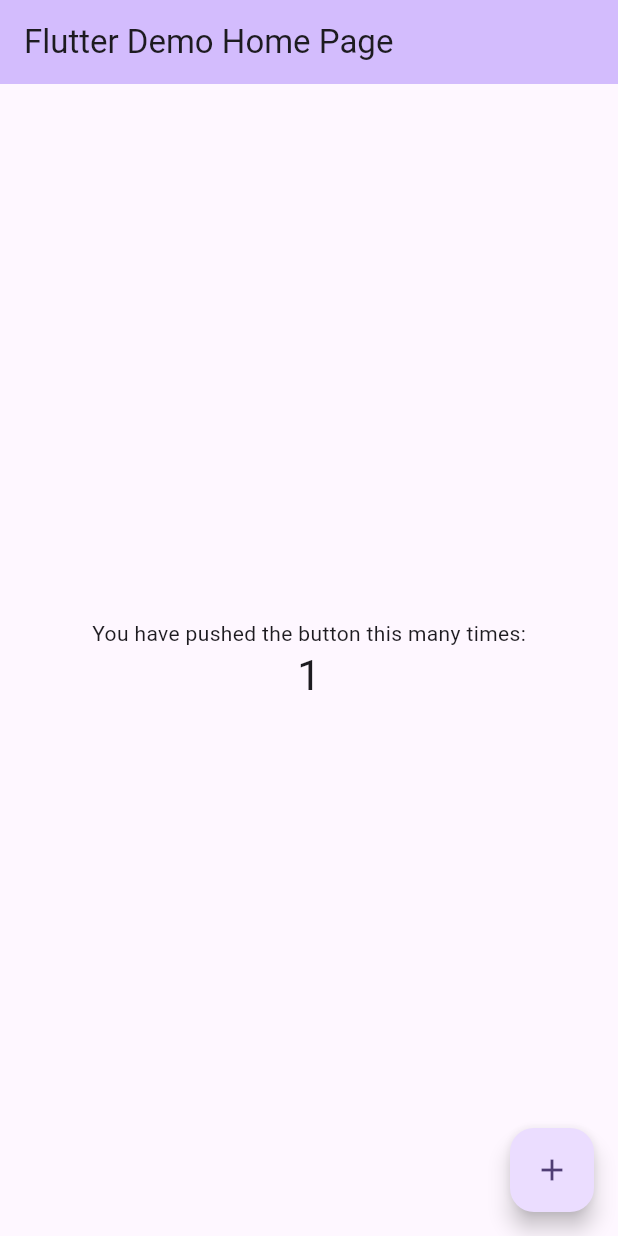
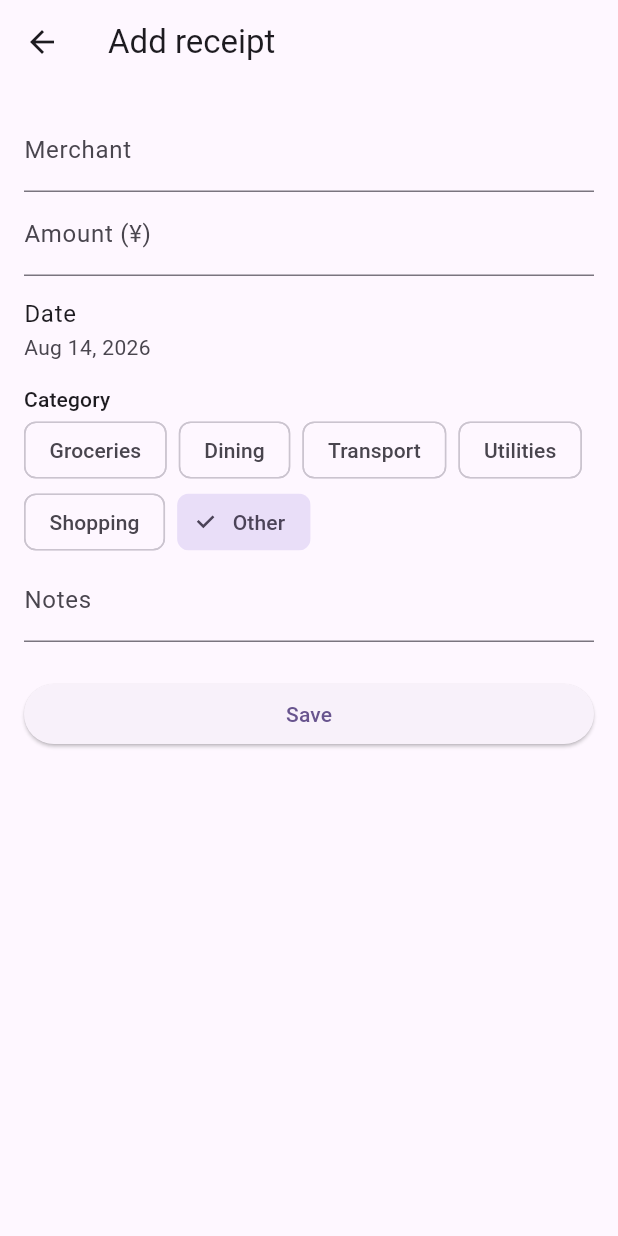
Before and after one commit to ansonlo373/receipt_ledger, a Flutter app: the screen it shows after launch, after a tap on the "add" icon, on a phone screen of 412 x 824 dp. Run offline on Flutter 3.47's test engine with Material 3 defaults, Android fonts, the phone set to English and light mode, and no system bars; our stand-ins replace drift; accounts and stored records are empty; generated files the repository leaves out were written again.

Commit message:
Add local receipt ledger: manual entry, list, edit/delete
Backed by drift/SQLite (via a ReceiptRepository interface, so widget
tests can swap in an in-memory fake). Amounts are whole yen (JPY-first,
no decimal subunit) with the decimal point blocked at input time.

Co-Authored-By: Claude Sonnet 5 <noreply@anthropic.com>

```diff
--- /dev/null
+++ b/lib/data/receipt_repository.dart
@@ -0,0 +1,89 @@
+import 'package:drift/drift.dart';
+import 'package:receipt_ledger/data/receipts_database.dart';
+import 'package:receipt_ledger/models/receipt_category.dart';
+
+abstract class ReceiptRepository {
+  Stream<List<Receipt>> watchAll();
+
+  Future<void> add({
+    required String merchant,
+    required int amountYen,
+    required DateTime date,
+    required ReceiptCategory category,
+    String? notes,
+  });
+
+  Future<void> update({
+    required int id,
+    required String merchant,
+    required int amountYen,
+    required DateTime date,
+    required ReceiptCategory category,
+    String? notes,
+  });
+
+  Future<void> delete(int id);
+}
+
+class DriftReceiptRepository implements ReceiptRepository {
+  DriftReceiptRepository(this._database);
+
+  final ReceiptsDatabase _database;
+
+  @override
+  Stream<List<Receipt>> watchAll() {
+    return (_database.select(
+      _database.receipts,
+    )..orderBy([(r) => OrderingTerm.desc(r.date)])).watch();
+  }
+
+  @override
+  Future<void> add({
+    required String merchant,
+    required int amountYen,
+    required DateTime date,
+    required ReceiptCategory category,
+    String? notes,
+  }) {
+    return _database
+        .into(_database.receipts)
+        .insert(
+          ReceiptsCompanion.insert(
+            merchant: merchant,
+            amountYen: amountYen,
+            date: date,
+            category: category.name,
+            notes: Value(notes),
+          ),
+        );
+  }
+
+  @override
+  Future<void> update({
+    required int id,
+    required String merchant,
+    required int amountYen,
+    required DateTime date,
+    required ReceiptCategory category,
+    String? notes,
+  }) {
+    return (_database.update(_database.receipts)
+          ..where((r) => r.id.equals(id)))
+        .write(
+          ReceiptsCompanion(
+            merchant: Value(merchant),
+            amountYen: Value(amountYen),
+            date: Value(date),
+            category: Value(category.name),
+            notes: Value(notes),
+          ),
+        );
+  }
+
+  @override
+  Future<void> delete(int id) {
+    return (_database.delete(
+      _database.receipts,
+    )..where((r) => r.id.equals(id))).go();
+  }
+}
--- /dev/null
+++ b/lib/data/receipts_database.dart
@@ -0,0 +1,40 @@
+import 'dart:io';
+
+import 'package:drift/drift.dart';
+import 'package:drift/native.dart';
+import 'package:path/path.dart' as p;
+import 'package:path_provider/path_provider.dart';
+
+part 'receipts_database.g.dart';
+
+class Receipts extends Table {
+  IntColumn get id => integer().autoIncrement()();
+
+  TextColumn get merchant => text()();
+
+  IntColumn get amountYen => integer()();
+
+  DateTimeColumn get date => dateTime()();
+
+  TextColumn get category => text()();
+
+  TextColumn get notes => text().nullable()();
+}
+
+@DriftDatabase(tables: [Receipts])
+class ReceiptsDatabase extends _$ReceiptsDatabase {
+  ReceiptsDatabase() : super(_openConnection());
+
+  ReceiptsDatabase.forTesting(super.executor);
+
+  @override
+  int get schemaVersion => 1;
+}
+
+LazyDatabase _openConnection() {
+  return LazyDatabase(() async {
+    final dbFolder = await getApplicationDocumentsDirectory();
+    final file = File(p.join(dbFolder.path, 'receipts.sqlite'));
+    return NativeDatabase.createInBackground(file);
+  });
+}
--- a/lib/main.dart
+++ b/lib/main.dart
@@ -1,122 +1,23 @@
 import 'package:flutter/material.dart';
+import 'package:receipt_ledger/data/receipt_repository.dart';
+import 'package:receipt_ledger/data/receipts_database.dart';
+import 'package:receipt_ledger/screens/receipt_list_screen.dart';
 
 void main() {
-  runApp(const MyApp());
+  runApp(MyApp(repository: DriftReceiptRepository(ReceiptsDatabase())));
 }
 
 class MyApp extends StatelessWidget {
-  const MyApp({super.key});
+  const MyApp({super.key, required this.repository});
 
-  // This widget is the root of your application.
+  final ReceiptRepository repository;
+
   @override
   Widget build(BuildContext context) {
     return MaterialApp(
-      title: 'Flutter Demo',
-      theme: ThemeData(
-        // This is the theme of your application.
-        //
-        // TRY THIS: Try running your application with "flutter run". You'll see
-        // the application has a purple toolbar. Then, without quitting the app,
-        // try changing the seedColor in the colorScheme below to Colors.green
-        // and then invoke "hot reload" (save your changes or press the "hot
-        // reload" button in a Flutter-supported IDE, or press "r" if you used
-        // the command line to start the app).
-        //
-        // Notice that the counter didn't reset back to zero; the application
-        // state is not lost during the reload. To reset the state, use hot
-        // restart instead.
-        //
-        // This works for code too, not just values: Most code changes can be
-        // tested with just a hot reload.
-        colorScheme: .fromSeed(seedColor: Colors.deepPurple),
-      ),
-      home: const MyHomePage(title: 'Flutter Demo Home Page'),
+      title: 'Receipt Ledger',
+      theme: ThemeData(colorScheme: ColorScheme.fromSeed(seedColor: Colors.deepPurple)),
+      home: ReceiptListScreen(repository: repository),
     );
   }
 }
-
-class MyHomePage extends StatefulWidget {
-  const MyHomePage({super.key, required this.title});
-
-  // This widget is the home page of your application. It is stateful, meaning
-  // that it has a State object (defined below) that contains fields that affect
-  // how it looks.
-
-  // This class is the configuration for the state. It holds the values (in this
-  // case the title) provided by the parent (in this case the App widget) and
-  // used by the build method of the State. Fields in a Widget subclass are
-  // always marked "final".
-
-  final String title;
-
-  @override
-  State<MyHomePage> createState() => _MyHomePageState();
-}
-
-class _MyHomePageState extends State<MyHomePage> {
-  int _counter = 0;
-
-  void _incrementCounter() {
-    setState(() {
-      // This call to setState tells the Flutter framework that something has
-      // changed in this State, which causes it to rerun the build method below
-      // so that the display can reflect the updated values. If we changed
-      // _counter without calling setState(), then the build method would not be
-      // called again, and so nothing would appear to happen.
-      _counter++;
-    });
-  }
-
-  @override
-  Widget build(BuildContext context) {
-    // This method is rerun every time setState is called, for instance as done
-    // by the _incrementCounter method above.
-    //
-    // The Flutter framework has been optimized to make rerunning build methods
-    // fast, so that you can just rebuild anything that needs updating rather
-    // than having to individually change instances of widgets.
-    return Scaffold(
-      appBar: AppBar(
-        // TRY THIS: Try changing the color here to a specific color (to
-        // Colors.amber, perhaps?) and trigger a hot reload to see the AppBar
-        // change color while the other colors stay the same.
-        backgroundColor: Theme.of(context).colorScheme.inversePrimary,
-        // Here we take the value from the MyHomePage object that was created by
-        // the App.build method, and use it to set our appbar title.
-        title: Text(widget.title),
-      ),
-      body: Center(
-        // Center is a layout widget. It takes a single child and positions it
-        // in the middle of the parent.
-        child: Column(
-          // Column is also a layout widget. It takes a list of children and
-          // arranges them vertically. By default, it sizes itself to fit its
-          // children horizontally, and tries to be as tall as its parent.
-          //
-          // Column has various properties to control how it sizes itself and
-          // how it positions its children. Here we use mainAxisAlignment to
-          // center the children vertically; the main axis here is the vertical
-          // axis because Columns are vertical (the cross axis would be
-          // horizontal).
-          //
-          // TRY THIS: Invoke "debug painting" (choose the "Toggle Debug Paint"
-          // action in the IDE, or press "p" in the console), to see the
-          // wireframe for each widget.
-          mainAxisAlignment: .center,
-          children: [
-            const Text('You have pushed the button this many times:'),
-            Text(
-              '$_counter',
-              style: Theme.of(context).textTheme.headlineMedium,
-            ),
-          ],
-        ),
-      ),
-      floatingActionButton: FloatingActionButton(
-        onPressed: _incrementCounter,
-        tooltip: 'Increment',
-        child: const Icon(Icons.add),
-      ),
-    );
-  }
-}
--- /dev/null
+++ b/lib/models/receipt_category.dart
@@ -0,0 +1,19 @@
+enum ReceiptCategory {
+  groceries('Groceries'),
+  dining('Dining'),
+  transport('Transport'),
+  utilities('Utilities'),
+  shopping('Shopping'),
+  other('Other');
+
+  const ReceiptCategory(this.label);
+
+  final String label;
+
+  static ReceiptCategory fromName(String name) {
+    return ReceiptCategory.values.firstWhere(
+      (category) => category.name == name,
+      orElse: () => ReceiptCategory.other,
+    );
+  }
+}
--- /dev/null
+++ b/lib/screens/receipt_form_screen.dart
@@ -0,0 +1,157 @@
+import 'package:flutter/material.dart';
+import 'package:flutter/services.dart';
+import 'package:intl/intl.dart';
+import 'package:receipt_ledger/data/receipt_repository.dart';
+import 'package:receipt_ledger/data/receipts_database.dart';
+import 'package:receipt_ledger/models/receipt_category.dart';
+
+class ReceiptFormScreen extends StatefulWidget {
+  const ReceiptFormScreen({
+    super.key,
+    required this.repository,
+    this.existing,
+  });
+
+  final ReceiptRepository repository;
+  final Receipt? existing;
+
+  @override
+  State<ReceiptFormScreen> createState() => _ReceiptFormScreenState();
+}
+
+class _ReceiptFormScreenState extends State<ReceiptFormScreen> {
+  final _formKey = GlobalKey<FormState>();
+  late final TextEditingController _merchantController;
+  late final TextEditingController _amountController;
+  late final TextEditingController _notesController;
+  late DateTime _date;
+  late ReceiptCategory _category;
+
+  @override
+  void initState() {
+    super.initState();
+    final existing = widget.existing;
+    _merchantController = TextEditingController(text: existing?.merchant);
+    _amountController = TextEditingController(
+      text: existing == null ? '' : existing.amountYen.toString(),
+    );
+    _notesController = TextEditingController(text: existing?.notes);
+    _date = existing?.date ?? DateTime.now();
+    _category = existing == null
+        ? ReceiptCategory.other
+        : ReceiptCategory.fromName(existing.category);
+  }
+
+  @override
+  void dispose() {
+    _merchantController.dispose();
+    _amountController.dispose();
+    _notesController.dispose();
+    super.dispose();
+  }
+
+  Future<void> _save() async {
+    if (!_formKey.currentState!.validate()) return;
+
+    final amountYen = int.parse(_amountController.text);
+    final existing = widget.existing;
+    if (existing == null) {
+      await widget.repository.add(
+        merchant: _merchantController.text,
+        amountYen: amountYen,
+        date: _date,
+        category: _category,
+        notes: _notesController.text.isEmpty ? null : _notesController.text,
+      );
+    } else {
+      await widget.repository.update(
+        id: existing.id,
+        merchant: _merchantController.text,
+        amountYen: amountYen,
+        date: _date,
+        category: _category,
+        notes: _notesController.text.isEmpty ? null : _notesController.text,
+      );
+    }
+
+    if (mounted) Navigator.of(context).pop();
+  }
+
+  Future<void> _pickDate() async {
+    final picked = await showDatePicker(
+      context: context,
+      initialDate: _date,
+      firstDate: DateTime(2000),
+      lastDate: DateTime(2100),
+    );
+    if (picked != null) setState(() => _date = picked);
+  }
+
+  @override
+  Widget build(BuildContext context) {
+    return Scaffold(
+      appBar: AppBar(
+        title: Text(widget.existing == null ? 'Add receipt' : 'Edit receipt'),
+      ),
+      body: Form(
+        key: _formKey,
+        child: ListView(
+          padding: const EdgeInsets.all(16),
+          children: [
+            TextFormField(
+              controller: _merchantController,
+              decoration: const InputDecoration(labelText: 'Merchant'),
+              validator: (value) =>
+                  (value == null || value.trim().isEmpty)
+                  ? 'Enter a merchant'
+                  : null,
+            ),
+            TextFormField(
+              controller: _amountController,
+              decoration: const InputDecoration(labelText: 'Amount (¥)'),
+              keyboardType: TextInputType.number,
+              inputFormatters: [FilteringTextInputFormatter.digitsOnly],
+              validator: (value) {
+                final amount = int.tryParse(value ?? '');
+                if (amount == null || amount <= 0) {
+                  return 'Enter an amount greater than 0';
+                }
+                return null;
+              },
+            ),
+            ListTile(
+              contentPadding: EdgeInsets.zero,
+              title: const Text('Date'),
+              subtitle: Text(DateFormat.yMMMd().format(_date)),
+              onTap: _pickDate,
+            ),
+            Align(
+              alignment: Alignment.centerLeft,
+              child: Text(
+                'Category',
+                style: Theme.of(context).textTheme.labelLarge,
+              ),
+            ),
+            Wrap(
+              spacing: 8,
+              children: [
+                for (final category in ReceiptCategory.values)
+                  ChoiceChip(
+                    label: Text(category.label),
+                    selected: _category == category,
+                    onSelected: (_) => setState(() => _category = category),
+                  ),
+              ],
+            ),
+            TextFormField(
+              controller: _notesController,
+              decoration: const InputDecoration(labelText: 'Notes'),
+            ),
+            const SizedBox(height: 24),
+            ElevatedButton(onPressed: _save, child: const Text('Save')),
+          ],
+        ),
+      ),
+    );
+  }
+}
--- /dev/null
+++ b/lib/screens/receipt_list_screen.dart
@@ -0,0 +1,72 @@
+import 'package:flutter/material.dart';
+import 'package:receipt_ledger/data/receipt_repository.dart';
+import 'package:receipt_ledger/data/receipts_database.dart';
+import 'package:receipt_ledger/models/receipt_category.dart';
+import 'package:receipt_ledger/screens/receipt_form_screen.dart';
+import 'package:receipt_ledger/utils/formatters.dart';
+
+class ReceiptListScreen extends StatelessWidget {
+  const ReceiptListScreen({super.key, required this.repository});
+
+  final ReceiptRepository repository;
+
+  @override
+  Widget build(BuildContext context) {
+    return Scaffold(
+      appBar: AppBar(title: const Text('Receipts')),
+      body: StreamBuilder<List<Receipt>>(
+        stream: repository.watchAll(),
+        builder: (context, snapshot) {
+          final receipts = snapshot.data ?? const [];
+          if (receipts.isEmpty) {
+            return const Center(child: Text('No receipts yet'));
+          }
+          return ListView.builder(
+            itemCount: receipts.length,
+            itemBuilder: (context, index) {
+              final receipt = receipts[index];
+              return Dismissible(
+                key: ValueKey(receipt.id),
+                direction: DismissDirection.endToStart,
+                background: Container(
+                  color: Theme.of(context).colorScheme.errorContainer,
+                  alignment: Alignment.centerRight,
+                  padding: const EdgeInsets.symmetric(horizontal: 16),
+                  child: Icon(
+                    Icons.delete,
+                    color: Theme.of(context).colorScheme.onErrorContainer,
+                  ),
+                ),
+                onDismissed: (_) => repository.delete(receipt.id),
+                child: ListTile(
+                  title: Text(receipt.merchant),
+                  subtitle: Text(
+                    '${dateFormat.format(receipt.date)} · '
+                    '${ReceiptCategory.fromName(receipt.category).label}',
+                  ),
+                  trailing: Text(currencyFormat.format(receipt.amountYen)),
+                  onTap: () => Navigator.of(context).push(
+                    MaterialPageRoute(
+                      builder: (context) => ReceiptFormScreen(
+                        repository: repository,
+                        existing: receipt,
+                      ),
+                    ),
+                  ),
+                ),
+              );
+            },
+          );
+        },
+      ),
+      floatingActionButton: FloatingActionButton(
+        onPressed: () => Navigator.of(context).push(
+          MaterialPageRoute(
+            builder: (context) => ReceiptFormScreen(repository: repository),
+          ),
+        ),
+        child: const Icon(Icons.add),
+      ),
+    );
+  }
+}
```
Also changed, not shown: lib/utils/formatters.dart (added, +11 -0 lines), pubspec.yaml (+8 -0 lines), lib/data/receipts_database.g.dart (added), pubspec.lock, 9 other files.
